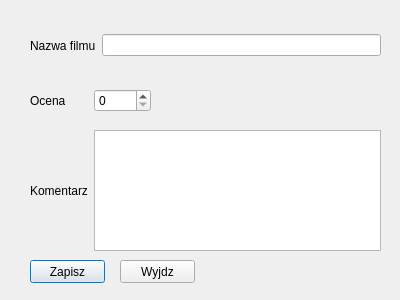
This is add_movie.ui in pain368/Qt-ocenFilm as Qt 5 draws it before an edit. The edited form follows.
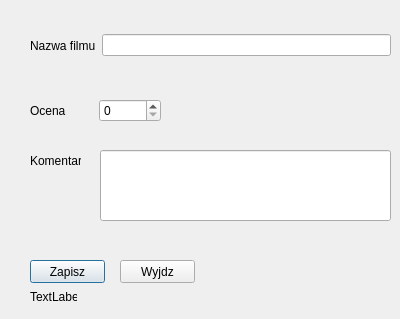
This is the edited form.

Diff of the .ui file:
```diff
--- a/add_movie.ui
+++ b/add_movie.ui
@@ -7,7 +7,7 @@
     <x>0</x>
     <y>0</y>
     <width>400</width>
-    <height>300</height>
+    <height>319</height>
    </rect>
   </property>
   <property name="windowTitle">
@@ -18,7 +18,7 @@
     <rect>
      <x>30</x>
      <y>20</y>
-     <width>351</width>
+     <width>361</width>
      <height>51</height>
     </rect>
    </property>
@@ -31,13 +31,10 @@
      </widget>
     </item>
     <item>
-     <widget class="QLineEdit" name="lineEdit">
+     <widget class="QLineEdit" name="movieName">
       <property name="enabled">
        <bool>true</bool>
       </property>
-      <property name="frame">
-       <bool>true</bool>
-      </property>
      </widget>
     </item>
    </layout>
@@ -46,8 +43,8 @@
    <property name="geometry">
     <rect>
      <x>30</x>
-     <y>80</y>
-     <width>121</width>
+     <y>90</y>
+     <width>131</width>
      <height>41</height>
     </rect>
    </property>
@@ -60,29 +57,7 @@
      </widget>
     </item>
     <item>
-     <widget class="QSpinBox" name="spinBox"/>
-    </item>
-   </layout>
-  </widget>
-  <widget class="QWidget" name="horizontalLayoutWidget_3">
-   <property name="geometry">
-    <rect>
-     <x>30</x>
-     <y>130</y>
-     <width>351</width>
-     <height>121</height>
-    </rect>
-   </property>
-   <layout class="QHBoxLayout" name="horizontalLayout_4">
-    <item>
-     <widget class="QLabel" name="label_3">
-      <property name="text">
-       <string>Komentarz</string>
-      </property>
-     </widget>
-    </item>
-    <item>
-     <widget class="QPlainTextEdit" name="plainTxt"/>
+     <widget class="QSpinBox" name="rating"/>
     </item>
    </layout>
   </widget>
@@ -112,6 +87,42 @@
     <string>Wyjdz</string>
    </property>
   </widget>
+  <widget class="QLabel" name="label_4">
+   <property name="geometry">
+    <rect>
+     <x>30</x>
+     <y>290</y>
+     <width>47</width>
+     <height>13</height>
+    </rect>
+   </property>
+   <property name="text">
+    <string>TextLabel</string>
+   </property>
+  </widget>
+  <widget class="QLabel" name="label_3">
+   <property name="geometry">
+    <rect>
+     <x>30</x>
+     <y>150</y>
+     <width>51</width>
+     <height>21</height>
+    </rect>
+   </property>
+   <property name="text">
+    <string>Komentarz</string>
+   </property>
+  </widget>
+  <widget class="QLineEdit" name="lineEdit">
+   <property name="geometry">
+    <rect>
+     <x>100</x>
+     <y>150</y>
+     <width>291</width>
+     <height>71</height>
+    </rect>
+   </property>
+  </widget>
  </widget>
  <resources/>
  <connections/>
```
